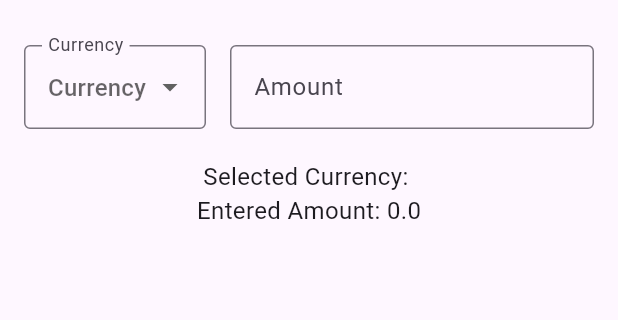
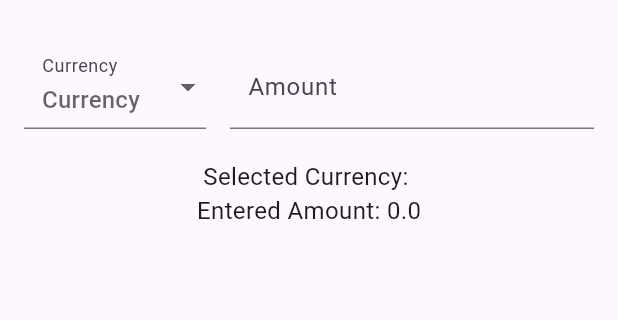
Before and after one commit to Munyaradzi-Chigangawa/currency_input_field, a Flutter app: the screen it shows after launch, on a phone screen of 412 x 824 dp, the part 63-383 px from its top. Run offline on Flutter 3.47's test engine with Material 3 defaults, Android fonts, the phone set to English and light mode, and no system bars.

Commit message:
improved package

```diff
--- a/lib/src/currency_input_field.dart
+++ b/lib/src/currency_input_field.dart
@@ -39,19 +39,19 @@ class _CurrencyInputFieldState extends State<CurrencyInputField> {
     final InputDecoration currencyDecoration = InputDecoration(
       hintText: widget.currencyHintText,
       labelText: widget.currencyHintText,
-      border: const OutlineInputBorder(),
+      contentPadding: const EdgeInsets.symmetric(vertical: 8.0, horizontal: 12.0),
     );
 
     final InputDecoration amountDecoration = InputDecoration(
       hintText: widget.monetaryHintText,
       labelText: widget.monetaryHintText,
-      border: const OutlineInputBorder(),
+      contentPadding: const EdgeInsets.symmetric(vertical: 8.0, horizontal: 12.0),
     );
 
     return Form(
       key: _formKey,
       child: Row(
-        crossAxisAlignment: CrossAxisAlignment.start,
+        crossAxisAlignment: CrossAxisAlignment.center,
         children: [
           Expanded(
             flex: 1,
--- a/pubspec.yaml
+++ b/pubspec.yaml
@@ -1,6 +1,6 @@
 name: currency_input_field
 description: "A Flutter package for a currency and amount input field. It allows the user to input an amount and select a currency in a drop down."
-version: 0.0.2
+version: 0.0.3
 homepage: https://github.com/Munyaradzi-Chigangawa/currency_input_field
 repository: https://github.com/Munyaradzi-Chigangawa/currency_input_field
 
```
Also changed, not shown: 1 other file.
